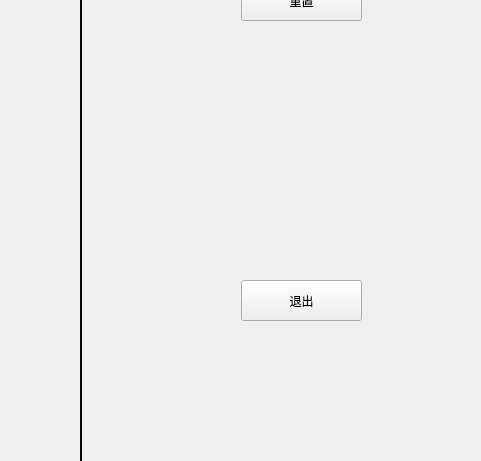
First picture: the form in sudoku/mainwindow.ui, repository rbzzx/Sudoku_solving_program_using_Qt, before the edit; both pictures show x 819 to 1300 and y 260 to 721 of the 1300 by 900 pixel window.
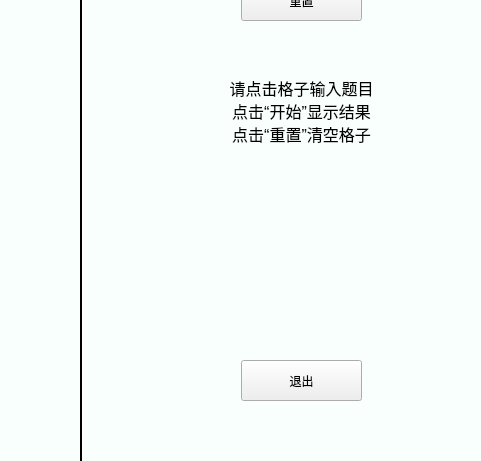
Second picture: the form after the edit. Icons and pictures are not drawn.

Commit message: 修改了无法输出结果时卡死的错误

```diff
--- a/sudoku/mainwindow.ui
+++ b/sudoku/mainwindow.ui
@@ -44,6 +44,11 @@
    <bool>true</bool>
   </property>
   <widget class="QWidget" name="centralwidget">
+   <property name="styleSheet">
+    <string notr="true">QWidget#centralwidget {
+	background-color:rgb(248, 255, 253)
+}</string>
+   </property>
    <widget class="QLabel" name="sudoku_base">
     <property name="geometry">
      <rect>
@@ -86,7 +91,7 @@
     <property name="geometry">
      <rect>
       <x>1060</x>
-      <y>540</y>
+      <y>620</y>
       <width>121</width>
       <height>41</height>
      </rect>
@@ -127,6 +132,53 @@
      <string>重置</string>
     </property>
    </widget>
+   <widget class="QLabel" name="Label">
+    <property name="geometry">
+     <rect>
+      <x>960</x>
+      <y>320</y>
+      <width>321</width>
+      <height>101</height>
+     </rect>
+    </property>
+    <property name="font">
+     <font>
+      <pointsize>12</pointsize>
+     </font>
+    </property>
+    <property name="text">
+     <string>请点击格子输入题目
+点击“开始”显示结果
+点击“重置”清空格子</string>
+    </property>
+    <property name="alignment">
+     <set>Qt::AlignCenter</set>
+    </property>
+    <property name="wordWrap">
+     <bool>true</bool>
+    </property>
+   </widget>
+   <widget class="QLabel" name="stateLabel">
+    <property name="geometry">
+     <rect>
+      <x>960</x>
+      <y>450</y>
+      <width>321</width>
+      <height>131</height>
+     </rect>
+    </property>
+    <property name="font">
+     <font>
+      <pointsize>12</pointsize>
+     </font>
+    </property>
+    <property name="text">
+     <string/>
+    </property>
+    <property name="alignment">
+     <set>Qt::AlignCenter</set>
+    </property>
+   </widget>
   </widget>
   <widget class="QMenuBar" name="menubar">
    <property name="geometry">
```
Left out of the diff: 14 changed lines with no effect on the pictures. The commit also changes 12 other files.
